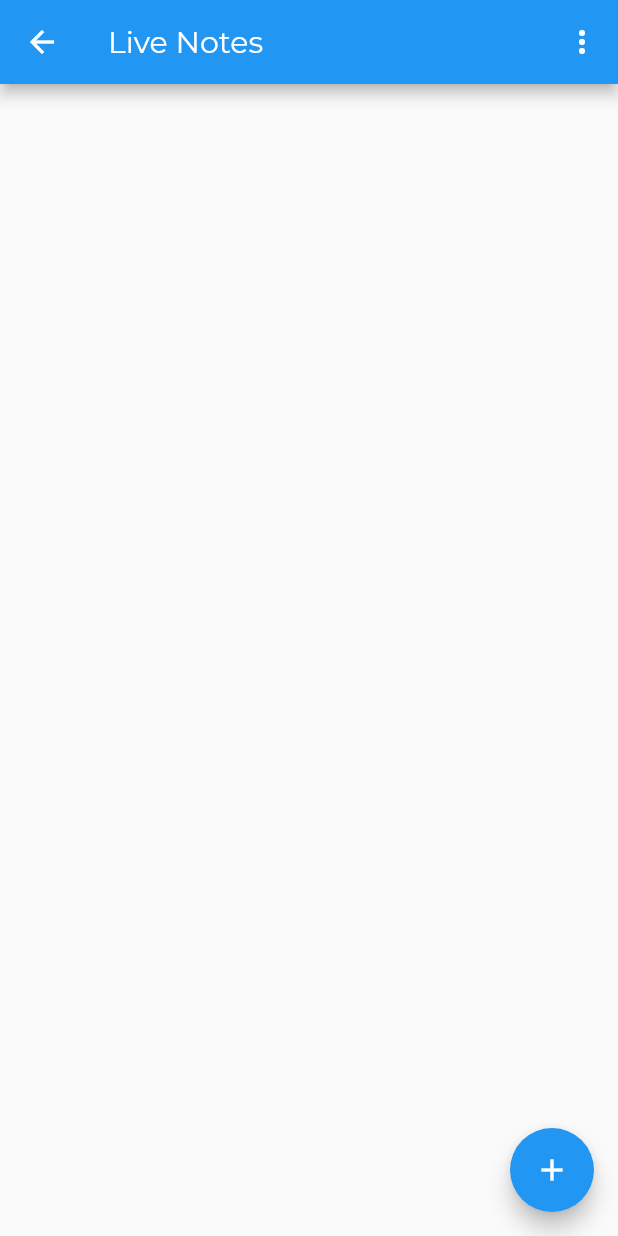
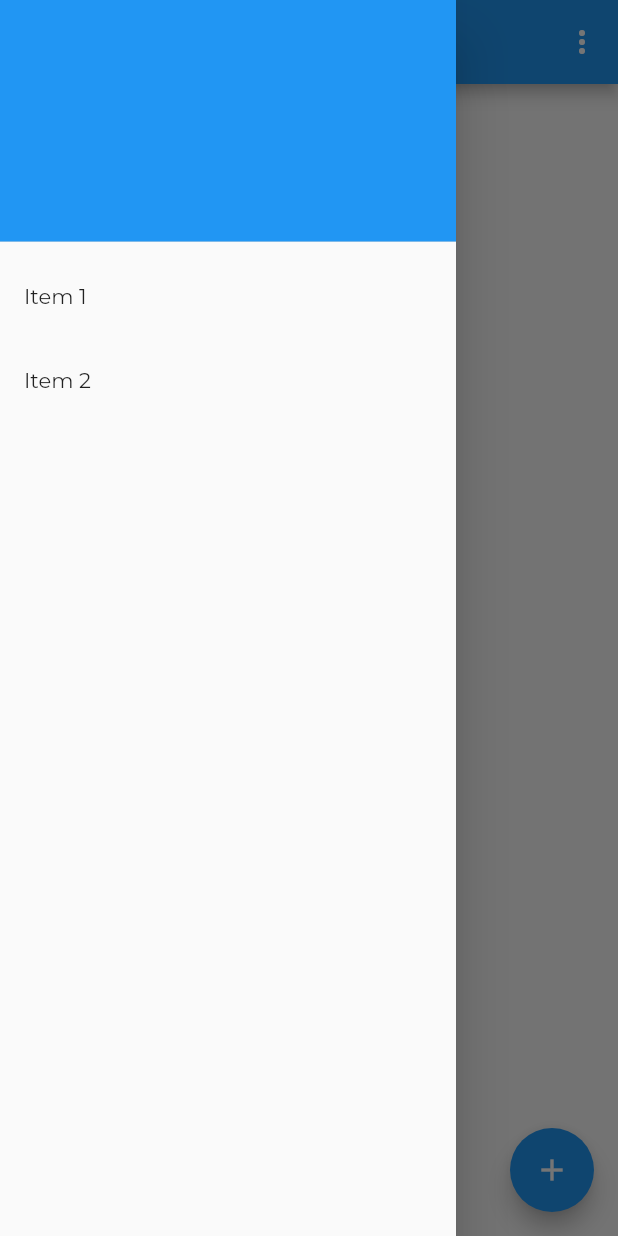
Before and after one commit to jebstern/live-notes, a Flutter app: the NotesPage screen opened by its route, with the side drawer open (before the commit the screen has no drawer), on a phone screen of 412 x 824 dp. Run offline on Flutter 3.47's test engine with Material 2 defaults, Android fonts, the phone set to English and light mode, and no system bars; our stand-ins replace cloud_firestore, firebase_auth, shared_preferences; accounts and stored records are empty.

Commit message:
NotesPage: Add Drawer, show email inside Drawer, Remove Back Button

```diff
--- a/lib/ui/NotesPage.dart
+++ b/lib/ui/NotesPage.dart
@@ -7,7 +7,6 @@ import 'package:intl/intl.dart';
 
 enum EditNoteActions { cancel, save }
 enum AddNoteActions { cancel, add }
-
 enum NoteStatus { active, archived, all }
 
 class Choice {
@@ -24,7 +23,6 @@ const List<Choice> choices = <Choice>[
 
 class NotesPage extends StatefulWidget {
   NotesPage({Key key, this.title}) : super(key: key);
-
   final String title;
 
   @override
@@ -37,6 +35,7 @@ class _NotesPageState extends State<NotesPage> {
   final addNoteTitleController = TextEditingController();
   final addNoteTextController = TextEditingController();
   String _noteStatus = 'all';
+  String userEmail = '';
 
   Future _select(Choice choice) async {
     if (choice.title == 'Settings') {
@@ -49,6 +48,17 @@ class _NotesPageState extends State<NotesPage> {
       await FirebaseAuth.instance.signOut();
       Navigator.of(context).pushReplacementNamed('/LoginRegisterPage');
     }
+  }
+
+  @override
+  void initState() {
+    super.initState();
+
+    _getUser().then((result) {
+      setState(() {
+        userEmail = result;
+      });
+    });
   }
 
   @override
@@ -79,6 +89,7 @@ class _NotesPageState extends State<NotesPage> {
             },
           ),
         ],
+        automaticallyImplyLeading: false,
       ),
       body: new StreamBuilder(
           stream: _getDocuments(),
@@ -102,6 +113,39 @@ class _NotesPageState extends State<NotesPage> {
                   _buildListItem(context, snapshot.data.documents[index]),
             );
           }),
+      drawer: Drawer(
+        child: ListView(
+          padding: EdgeInsets.zero,
+          children: <Widget>[
+            DrawerHeader(
+              child: Text(
+                this.userEmail,
+              ),
+              decoration: BoxDecoration(
+                color: Colors.blue,
+              ),
+            ),
+            ListTile(
+              title: Text('Item 1'),
+              onTap: () {
+                // Update the state of the app
+                // ...
+                // Then close the drawer
+                Navigator.pop(context);
+              },
+            ),
+            ListTile(
+              title: Text('Item 2'),
+              onTap: () {
+                // Update the state of the app
+                // ...
+                // Then close the drawer
+                Navigator.pop(context);
+              },
+            ),
+          ],
+        ),
+      ),
       floatingActionButton: new FloatingActionButton(
         onPressed: () {
           _createNewNote();
@@ -110,6 +154,11 @@ class _NotesPageState extends State<NotesPage> {
         child: new Icon(Icons.add),
       ),
     );
+  }
+
+  Future<String> _getUser() async {
+    FirebaseUser firebaseUser = await FirebaseAuth.instance.currentUser();
+    return firebaseUser.email;
   }
 
   Stream<QuerySnapshot> _getDocuments() {
```
